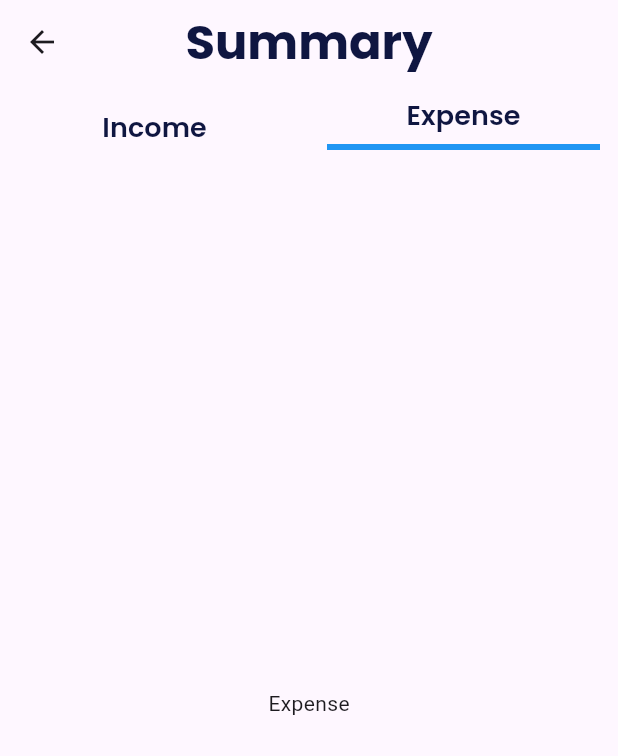
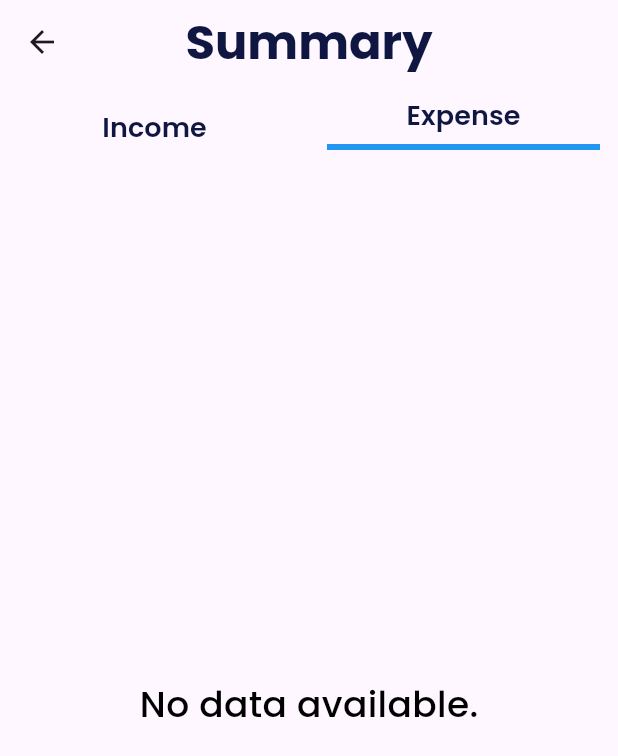
Before and after one commit to ashiqu-ali/expense-tracker, a Flutter app: the SummaryChart screen opened directly, after a tap on "Expense", on a phone screen of 412 x 824 dp. Shown: the top 756 px of the screen. Run offline on Flutter 3.47's test engine with Material 3 defaults, Android fonts, the phone set to English and light mode, and no system bars; our stand-ins replace fl_chart, google_fonts, hive, hive_flutter; accounts and stored records are empty; Roboto replaces fonts that are missing (GoogleFonts.poppins).

Commit message:
expense chart also completed

```diff
--- a/lib/componets/expenseChart.dart
+++ b/lib/componets/expenseChart.dart
@@ -1,21 +1,78 @@
+import 'package:expense_tracker/utils/style.dart';
+import 'package:flutter/material.dart';
+import 'package:fl_chart/fl_chart.dart';
 import 'package:expense_tracker/controller/db_helper.dart';
-import 'package:fl_chart/fl_chart.dart';
-import 'package:flutter/material.dart';
 
 class ExpenseChart extends StatefulWidget {
-  const ExpenseChart({super.key});
+  const ExpenseChart({Key? key}) : super(key: key);
 
   @override
   State<ExpenseChart> createState() => _ExpenseChartState();
 }
 
 class _ExpenseChartState extends State<ExpenseChart> {
+  final DbHelper dbhelper = DbHelper();
 
-  DbHelper dbhelper = DbHelper();
   @override
   Widget build(BuildContext context) {
-    return Center(
-      child: Text('Expense'),
+    return FutureBuilder<List<Map<dynamic, dynamic>>>(
+      future: dbhelper.fetch(),
+      builder: (context, snapshot) {
+        if (snapshot.hasError) {
+          return Center(child: Text("Error: ${snapshot.error}"));
+        }
+        if (snapshot.hasData) {
+          // Filter expense data
+          List<Map<dynamic, dynamic>> expenseData = snapshot.data!
+              .where((entry) => entry['type'] == 'Expense')
+              .toList();
+
+          // Group expense data by category
+          Map<String, double> categoryTotals = {};
+          for (var entry in expenseData) {
+            String category = entry['category'];
+            double amount = entry['amount'].toDouble();
+            categoryTotals[category] = (categoryTotals[category] ?? 0) + amount;
+          }
+
+          double totalExpense = categoryTotals.values.fold(0, (sum, amount) => sum + amount);
+
+          if(totalExpense==0){
+            return Center(child: Text("No data available.", style: p1,));
+          }
+          // Create PieChartData
+          PieChartData pieChartData = PieChartData(
+            sections: categoryTotals.entries.map((entry) {
+              return PieChartSectionData(
+                color: Colors.accents[entry.key.hashCode % Colors.accents.length],
+                value: entry.value,
+                title: entry.key,
+                radius: 150,
+              );
+            }).toList(),
+          );
+
+          return SingleChildScrollView(
+            child: Center(
+              child: Column(
+                mainAxisAlignment: MainAxisAlignment.center,
+                children: [
+                  SizedBox(height: small),
+
+                  Text('Total Expense: \$${totalExpense?.toStringAsFixed(2)}', style: p1),
+                  SizedBox(height: medium),
+                  SizedBox(
+                    height: 300,
+                    child: PieChart(pieChartData),
+                  ),
+                ],
+              ),
+            ),
+          );
+        } else {
+          return const Center(child: Text("No data available."));
+        }
+      },
     );
   }
 }
```
